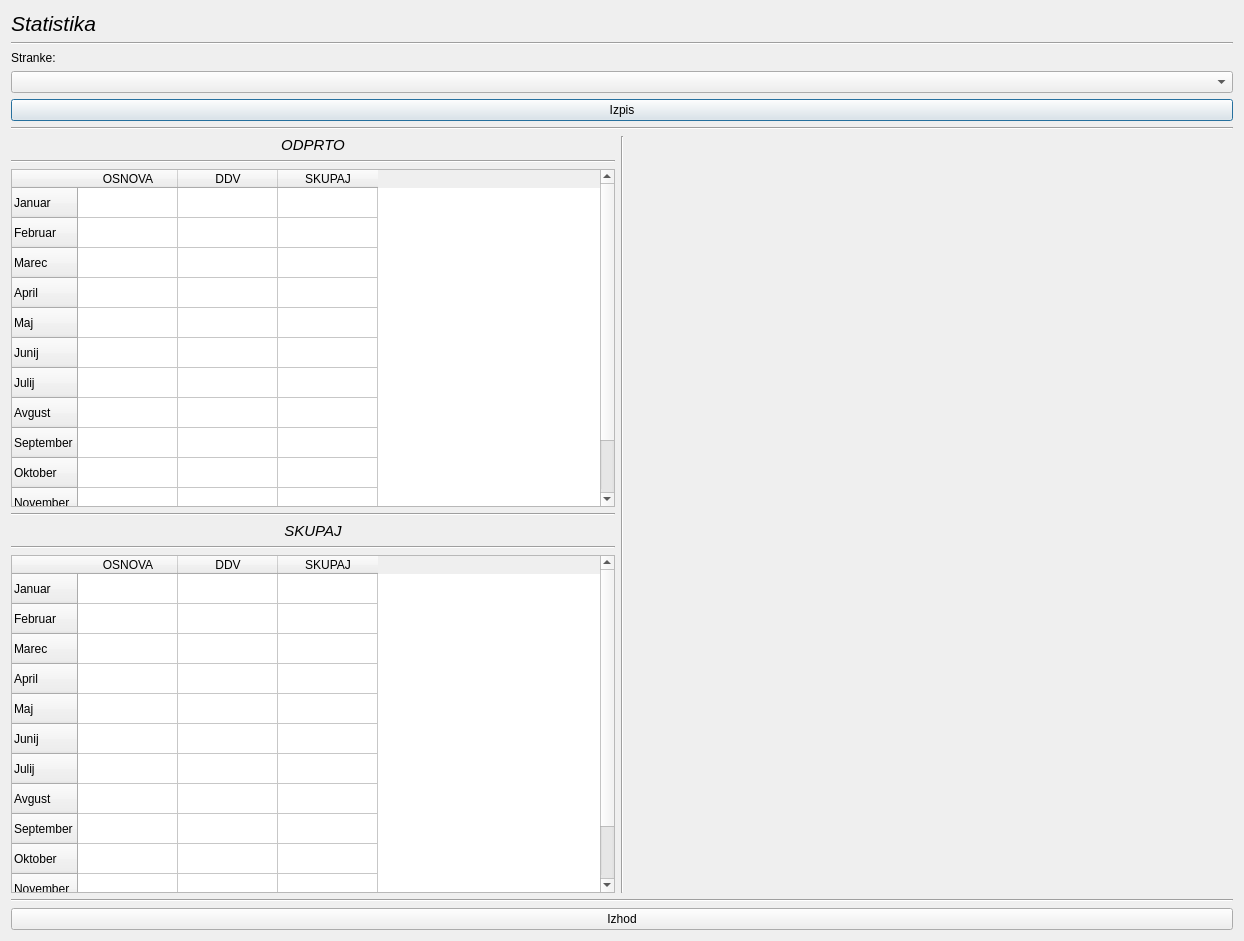
Qt form statistic.ui (MaxMaxy/racun) before a commit.
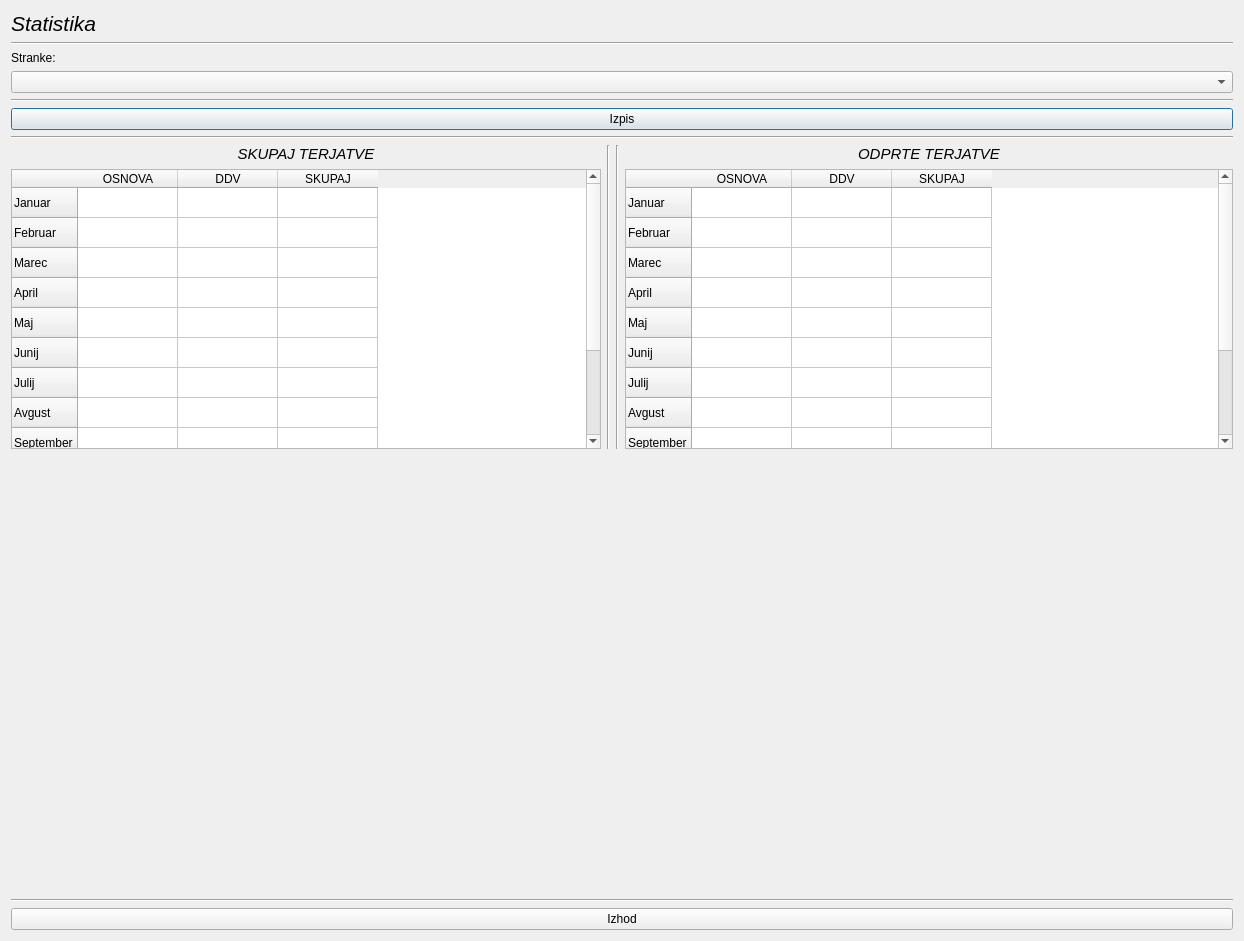
The same form after that commit. Custom widgets are drawn as their Qt base class.

Patch:
```diff
--- a/statistic.ui
+++ b/statistic.ui
@@ -15,6 +15,8 @@
   </property>
   <layout class="QGridLayout" name="gridLayout">
    <item row="0" column="0">
+    <layout class="QVBoxLayout" name="verticalLayout_11">
+     <item>
     <layout class="QVBoxLayout" name="verticalLayout_9">
      <item>
       <layout class="QVBoxLayout" name="verticalLayout_5">
@@ -63,6 +65,17 @@
      <item>
       <layout class="QVBoxLayout" name="verticalLayout_8">
        <item>
+          <widget class="Line" name="line_3">
+           <property name="orientation">
+            <enum>Qt::Horizontal</enum>
+           </property>
+          </widget>
+         </item>
+         <item>
+          <layout class="QVBoxLayout" name="verticalLayout_7">
+           <item>
+            <layout class="QVBoxLayout" name="verticalLayout_3">
+             <item>
         <widget class="QPushButton" name="pushButton_izpis">
          <property name="text">
           <string>Izpis</string>
@@ -76,121 +89,14 @@
          </property>
         </widget>
        </item>
+            </layout>
+           </item>
        <item>
-        <layout class="QVBoxLayout" name="verticalLayout_7">
+            <layout class="QHBoxLayout" name="horizontalLayout_3">
          <item>
           <layout class="QHBoxLayout" name="horizontalLayout_2">
            <item>
-            <layout class="QVBoxLayout" name="verticalLayout_6">
-             <item>
-              <widget class="QLabel" name="label_2">
-               <property name="font">
-                <font>
-                 <pointsize>11</pointsize>
-                 <italic>true</italic>
-                </font>
-               </property>
-               <property name="text">
-                <string>ODPRTO</string>
-               </property>
-               <property name="alignment">
-                <set>Qt::AlignCenter</set>
-               </property>
-              </widget>
-             </item>
-             <item>
-              <widget class="Line" name="line_3">
-               <property name="orientation">
-                <enum>Qt::Horizontal</enum>
-               </property>
-              </widget>
-             </item>
-             <item>
-              <widget class="QTableWidget" name="tableWidget_brez">
-               <row>
-                <property name="text">
-                 <string>Januar</string>
-                </property>
-               </row>
-               <row>
-                <property name="text">
-                 <string>Februar</string>
-                </property>
-               </row>
-               <row>
-                <property name="text">
-                 <string>Marec</string>
-                </property>
-               </row>
-               <row>
-                <property name="text">
-                 <string>April</string>
-                </property>
-               </row>
-               <row>
-                <property name="text">
-                 <string>Maj</string>
-                </property>
-               </row>
-               <row>
-                <property name="text">
-                 <string>Junij</string>
-                </property>
-               </row>
-               <row>
-                <property name="text">
-                 <string>Julij</string>
-                </property>
-               </row>
-               <row>
-                <property name="text">
-                 <string>Avgust</string>
-                </property>
-               </row>
-               <row>
-                <property name="text">
-                 <string>September</string>
-                </property>
-               </row>
-               <row>
-                <property name="text">
-                 <string>Oktober</string>
-                </property>
-               </row>
-               <row>
-                <property name="text">
-                 <string>November</string>
-                </property>
-               </row>
-               <row>
-                <property name="text">
-                 <string>December</string>
-                </property>
-               </row>
-               <column>
-                <property name="text">
-                 <string>OSNOVA</string>
-                </property>
-               </column>
-               <column>
-                <property name="text">
-                 <string>DDV</string>
-                </property>
-               </column>
-               <column>
-                <property name="text">
-                 <string>SKUPAJ</string>
-                </property>
-               </column>
-              </widget>
-             </item>
-             <item>
-              <widget class="Line" name="line_5">
-               <property name="orientation">
-                <enum>Qt::Horizontal</enum>
-               </property>
-              </widget>
-             </item>
+                <layout class="QVBoxLayout" name="verticalLayout_2">
              <item>
               <widget class="QLabel" name="label_3">
                <property name="font">
@@ -200,20 +106,13 @@
                 </font>
                </property>
                <property name="text">
-                <string>SKUPAJ</string>
+                    <string>SKUPAJ TERJATVE</string>
                </property>
                <property name="alignment">
                 <set>Qt::AlignCenter</set>
                </property>
               </widget>
              </item>
-             <item>
-              <widget class="Line" name="line_4">
-               <property name="orientation">
-                <enum>Qt::Horizontal</enum>
-               </property>
-              </widget>
-             </item>
              <item>
               <widget class="QTableWidget" name="tableWidget_vse">
                <row>
@@ -296,6 +195,8 @@
             </layout>
            </item>
            <item>
+                <layout class="QHBoxLayout" name="horizontalLayout">
+                 <item>
             <widget class="Line" name="line_7">
              <property name="orientation">
               <enum>Qt::Vertical</enum>
@@ -303,7 +204,125 @@
             </widget>
            </item>
            <item>
-            <widget class="QWidget" name="plot" native="true">
+                  <widget class="Line" name="line_4">
+                   <property name="orientation">
+                    <enum>Qt::Vertical</enum>
+                   </property>
+                  </widget>
+                 </item>
+                </layout>
+               </item>
+              </layout>
+             </item>
+             <item>
+              <layout class="QVBoxLayout" name="verticalLayout_6">
+               <item>
+                <widget class="QLabel" name="label_2">
+                 <property name="font">
+                  <font>
+                   <pointsize>11</pointsize>
+                   <italic>true</italic>
+                  </font>
+                 </property>
+                 <property name="text">
+                  <string>ODPRTE TERJATVE</string>
+                 </property>
+                 <property name="alignment">
+                  <set>Qt::AlignCenter</set>
+                 </property>
+                </widget>
+               </item>
+               <item>
+                <widget class="QTableWidget" name="tableWidget_brez">
+                 <row>
+                  <property name="text">
+                   <string>Januar</string>
+                  </property>
+                 </row>
+                 <row>
+                  <property name="text">
+                   <string>Februar</string>
+                  </property>
+                 </row>
+                 <row>
+                  <property name="text">
+                   <string>Marec</string>
+                  </property>
+                 </row>
+                 <row>
+                  <property name="text">
+                   <string>April</string>
+                  </property>
+                 </row>
+                 <row>
+                  <property name="text">
+                   <string>Maj</string>
+                  </property>
+                 </row>
+                 <row>
+                  <property name="text">
+                   <string>Junij</string>
+                  </property>
+                 </row>
+                 <row>
+                  <property name="text">
+                   <string>Julij</string>
+                  </property>
+                 </row>
+                 <row>
+                  <property name="text">
+                   <string>Avgust</string>
+                  </property>
+                 </row>
+                 <row>
+                  <property name="text">
+                   <string>September</string>
+                  </property>
+                 </row>
+                 <row>
+                  <property name="text">
+                   <string>Oktober</string>
+                  </property>
+                 </row>
+                 <row>
+                  <property name="text">
+                   <string>November</string>
+                  </property>
+                 </row>
+                 <row>
+                  <property name="text">
+                   <string>December</string>
+                  </property>
+                 </row>
+                 <column>
+                  <property name="text">
+                   <string>OSNOVA</string>
+                  </property>
+                 </column>
+                 <column>
+                  <property name="text">
+                   <string>DDV</string>
+                  </property>
+                 </column>
+                 <column>
+                  <property name="text">
+                   <string>SKUPAJ</string>
+                  </property>
+                 </column>
+                </widget>
+               </item>
+              </layout>
+             </item>
+            </layout>
+           </item>
+          </layout>
+         </item>
+        </layout>
+       </item>
+      </layout>
+     </item>
+     <item>
+      <widget class="QCustomPlot" name="plot" native="true">
              <property name="sizePolicy">
               <sizepolicy hsizetype="Expanding" vsizetype="Expanding">
                <horstretch>0</horstretch>
@@ -318,8 +337,8 @@
              </property>
             </widget>
            </item>
-          </layout>
-         </item>
+     <item>
+      <layout class="QVBoxLayout" name="verticalLayout_10">
          <item>
           <widget class="Line" name="line_2">
            <property name="orientation">
@@ -339,9 +358,15 @@
       </layout>
      </item>
     </layout>
-   </item>
-  </layout>
  </widget>
+ <customwidgets>
+  <customwidget>
+   <class>QCustomPlot</class>
+   <extends>QWidget</extends>
+   <header>qcustomplot.h</header>
+   <container>1</container>
+  </customwidget>
+ </customwidgets>
  <tabstops>
   <tabstop>comboBox_podjetja</tabstop>
   <tabstop>pushButton_izpis</tabstop>
```
Left out of the diff: 1 changed line with no effect on the pictures. Lines whose indentation alone changed are shown as unchanged.
